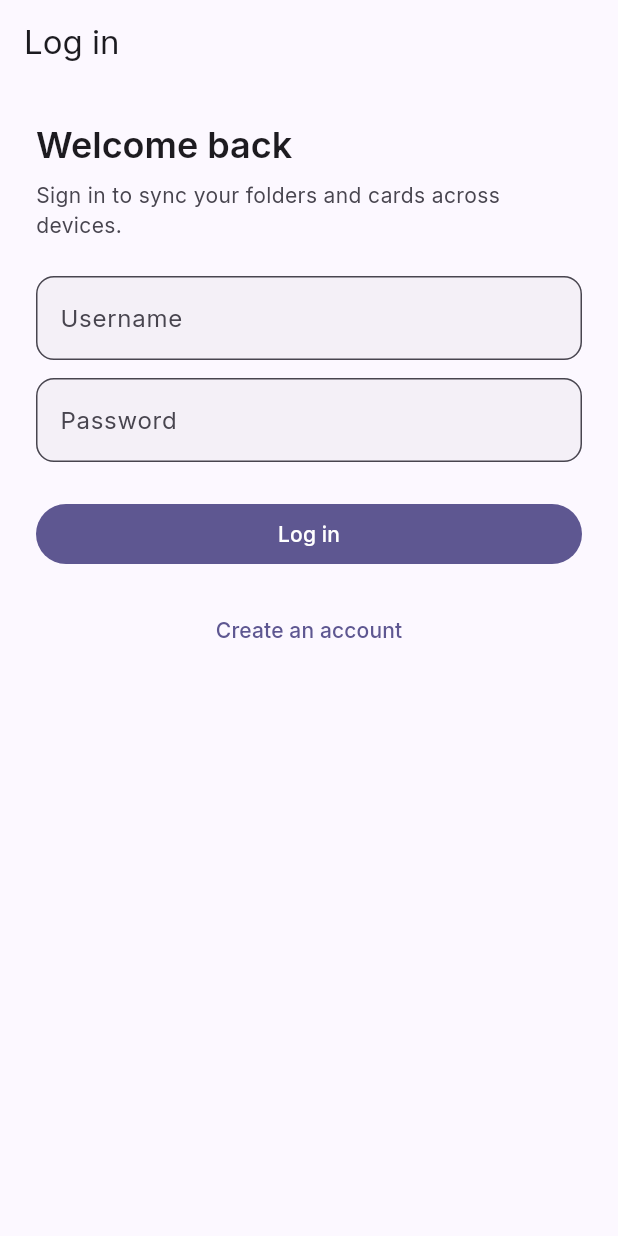
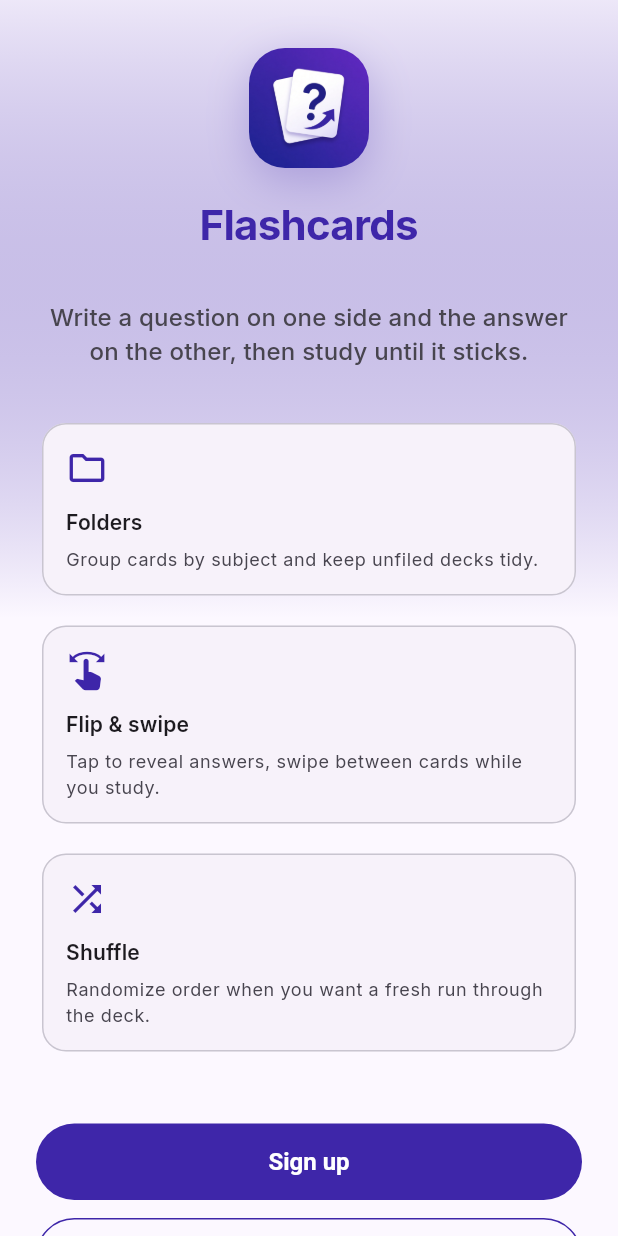
Before and after one commit to ErlendNukke/flashcards, a Flutter app: the screen it shows after launch, on a phone screen of 412 x 824 dp. Run offline on Flutter 3.47's test engine with Material 3 defaults, Android fonts, the phone set to English and light mode, and no system bars; our stand-ins replace google_fonts, shared_preferences; accounts and stored records are empty.

Commit message:
Add signed-out welcome landing page (#7)
Show a branded welcome screen with feature highlights and sign-up/log-in
actions before auth forms. Signed-in users still go straight to folders.

Co-authored-by: Cursor Agent <cursoragent@cursor.com>
Co-authored-by: ErlendNukke <ErlendNukke@users.noreply.github.com>

```diff
--- a/mobile/lib/screens/auth_gate.dart
+++ b/mobile/lib/screens/auth_gate.dart
@@ -1,5 +1,5 @@
 import 'package:flashcards/screens/home_screen.dart';
-import 'package:flashcards/screens/login_screen.dart';
+import 'package:flashcards/screens/welcome_screen.dart';
 import 'package:flashcards/services/auth_service.dart';
 import 'package:flutter/material.dart';
 import 'package:provider/provider.dart';
@@ -14,7 +14,7 @@ class AuthGate extends StatelessWidget {
       return const Scaffold(body: Center(child: CircularProgressIndicator()));
     }
     if (!auth.isLoggedIn) {
-      return const LoginScreen();
+      return const WelcomeScreen();
     }
     return const HomeScreen();
   }
--- /dev/null
+++ b/mobile/lib/screens/welcome_screen.dart
@@ -0,0 +1,210 @@
+import 'package:flashcards/screens/login_screen.dart';
+import 'package:flashcards/screens/sign_up_screen.dart';
+import 'package:flutter/material.dart';
+
+/// Brand indigo used for launcher icons and web theme.
+const Color kFlashcardsIndigo = Color(0xFF3E26A9);
+
+class WelcomeScreen extends StatelessWidget {
+  const WelcomeScreen({super.key});
+
+  @override
+  Widget build(BuildContext context) {
+    final theme = Theme.of(context);
+    final size = MediaQuery.sizeOf(context);
+    final isWide = size.width >= 720;
+
+    return Scaffold(
+      body: DecoratedBox(
+        decoration: BoxDecoration(
+          gradient: LinearGradient(
+            begin: Alignment.topCenter,
+            end: Alignment.bottomCenter,
+            colors: [
+              kFlashcardsIndigo.withValues(alpha: 0.08),
+              theme.colorScheme.surface,
+              theme.colorScheme.surface,
+            ],
+          ),
+        ),
+        child: SafeArea(
+          child: Center(
+            child: SingleChildScrollView(
+              padding: EdgeInsets.symmetric(horizontal: 24, vertical: isWide ? 48 : 32),
+              child: ConstrainedBox(
+                constraints: const BoxConstraints(maxWidth: 560),
+                child: Column(
+                  crossAxisAlignment: CrossAxisAlignment.stretch,
+                  children: [
+                    _HeroHeader(isWide: isWide),
+                    const SizedBox(height: 32),
+                    Text(
+                      'Write a question on one side and the answer on the other, '
+                      'then study until it sticks.',
+                      textAlign: TextAlign.center,
+                      style: theme.textTheme.titleMedium?.copyWith(
+                        height: 1.45,
+                        color: theme.colorScheme.onSurfaceVariant,
+                      ),
+                    ),
+                    const SizedBox(height: 32),
+                    if (isWide)
+                      Row(
+                        crossAxisAlignment: CrossAxisAlignment.start,
+                        children: _featureTiles(context)
+                            .map((w) => Expanded(child: Padding(
+                                  padding: const EdgeInsets.symmetric(horizontal: 6),
+                                  child: w,
+                                )))
+                            .toList(),
+                      )
+                    else
+                      ..._featureTiles(context).map(
+                        (w) => Padding(
+                          padding: const EdgeInsets.only(bottom: 12),
+                          child: w,
+                        ),
+                      ),
+                    SizedBox(height: isWide ? 40 : 32),
+                    FilledButton(
+                      onPressed: () => Navigator.of(context).push(
+                        MaterialPageRoute(builder: (_) => const SignUpScreen()),
+                      ),
+                      style: FilledButton.styleFrom(
+                        backgroundColor: kFlashcardsIndigo,
+                        foregroundColor: Colors.white,
+                        padding: const EdgeInsets.symmetric(vertical: 16),
+                        textStyle: const TextStyle(fontSize: 16, fontWeight: FontWeight.w600),
+                      ),
+                      child: const Text('Sign up'),
+                    ),
+                    const SizedBox(height: 12),
+                    OutlinedButton(
+                      onPressed: () => Navigator.of(context).push(
+                        MaterialPageRoute(builder: (_) => const LoginScreen()),
+                      ),
+                      style: OutlinedButton.styleFrom(
+                        foregroundColor: kFlashcardsIndigo,
+                        side: const BorderSide(color: kFlashcardsIndigo),
+                        padding: const EdgeInsets.symmetric(vertical: 16),
+                        textStyle: const TextStyle(fontSize: 16, fontWeight: FontWeight.w600),
+                      ),
+                      child: const Text('Log in'),
+                    ),
+                  ],
+                ),
+              ),
+            ),
+          ),
+        ),
+      ),
+    );
+  }
+
+  List<Widget> _featureTiles(BuildContext context) {
+    return const [
+      _FeatureTile(
+        icon: Icons.folder_outlined,
+        title: 'Folders',
+        description: 'Group cards by subject and keep unfiled decks tidy.',
+      ),
+      _FeatureTile(
+        icon: Icons.swipe,
+        title: 'Flip & swipe',
+        description: 'Tap to reveal answers, swipe between cards while you study.',
+      ),
+      _FeatureTile(
+        icon: Icons.shuffle,
+        title: 'Shuffle',
+        description: 'Randomize order when you want a fresh run through the deck.',
+      ),
+    ];
+  }
+}
+
+class _HeroHeader extends StatelessWidget {
+  const _HeroHeader({required this.isWide});
+
+  final bool isWide;
+
+  @override
+  Widget build(BuildContext context) {
+    final theme = Theme.of(context);
+    final iconSize = isWide ? 96.0 : 80.0;
+    return Column(
+      children: [
+        Container(
+          decoration: BoxDecoration(
+            borderRadius: BorderRadius.circular(24),
+            boxShadow: [
+              BoxShadow(
+                color: kFlashcardsIndigo.withValues(alpha: 0.25),
+                blurRadius: 24,
+                offset: const Offset(0, 8),
+              ),
+            ],
+          ),
+          child: ClipRRect(
+            borderRadius: BorderRadius.circular(24),
+            child: Image.asset(
+              'assets/icon/app_icon.png',
+              width: iconSize,
+              height: iconSize,
+              fit: BoxFit.cover,
+            ),
+          ),
+        ),
+        const SizedBox(height: 20),
+        Text(
+          'Flashcards',
+          style: theme.textTheme.headlineMedium?.copyWith(
+            fontWeight: FontWeight.w700,
+            color: kFlashcardsIndigo,
+            letterSpacing: -0.5,
+          ),
+        ),
+      ],
+    );
+  }
+}
+
+class _FeatureTile extends StatelessWidget {
+  const _FeatureTile({
+    required this.icon,
+    required this.title,
+    required this.description,
+  });
+
+  final IconData icon;
+  final String title;
+  final String description;
+
+  @override
+  Widget build(BuildContext context) {
+    final theme = Theme.of(context);
+    return Card(
+      child: Padding(
+        padding: const EdgeInsets.all(16),
+        child: Column(
+          crossAxisAlignment: CrossAxisAlignment.start,
+          children: [
+            Icon(icon, color: kFlashcardsIndigo, size: 28),
+            const SizedBox(height: 12),
+            Text(
+              title,
+              style: theme.textTheme.titleSmall?.copyWith(fontWeight: FontWeight.w600),
+            ),
+            const SizedBox(height: 6),
+            Text(
+              description,
+              style: theme.textTheme.bodySmall?.copyWith(
+                color: theme.colorScheme.onSurfaceVariant,
+                height: 1.4,
+              ),
+            ),
+          ],
+        ),
+      ),
+    );
+  }
+}
--- a/mobile/pubspec.yaml
+++ b/mobile/pubspec.yaml
@@ -36,3 +36,5 @@ flutter_launcher_icons:
 
 flutter:
   uses-material-design: true
+  assets:
+    - assets/icon/app_icon.png
```
Also changed, not shown: 5 other files.
